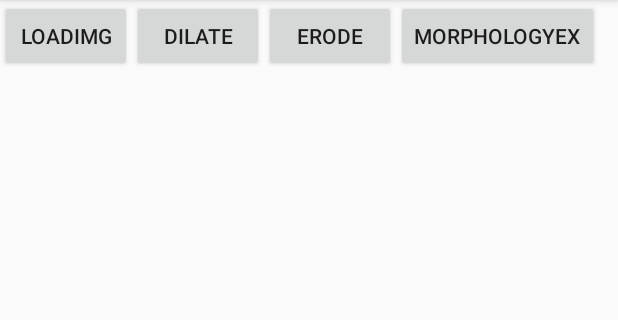
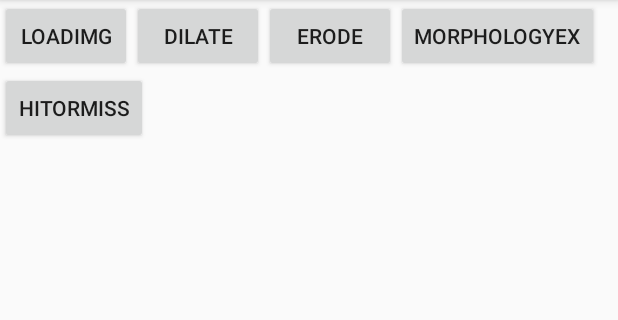
Before and after one commit to ArcGhh/opencv-demos, an Android app: the MorphologyActivity screen opened directly, with no data from a screen before it, on a phone screen of 412 x 824 dp, the part 84-404 px from its top. Run offline under Robolectric (Android 15) with nearby library versions, the phone set to English and light mode, and no system bars.

Commit message:
Hit-or-Miss

```diff
--- a/app/src/main/res/layout/activity_morphology.xml
+++ b/app/src/main/res/layout/activity_morphology.xml
@@ -40,6 +40,19 @@
                 android:layout_width="wrap_content"
                 android:layout_height="wrap_content"
                 android:text="morphologyEx" />
+
+        </LinearLayout>
+
+        <LinearLayout
+            android:layout_width="match_parent"
+            android:layout_height="wrap_content"
+            android:orientation="horizontal">
+
+            <Button
+                android:id="@+id/btnMorphologyHitOrMiss"
+                android:layout_width="wrap_content"
+                android:layout_height="wrap_content"
+                android:text="HitOrMiss" />
         </LinearLayout>
 
         <ImageView
```
Also changed, not shown: app/src/main/java/com/demo/opencvdemos/imgproc/morphology/MorphologyActivity.java (+41 -2 lines).
